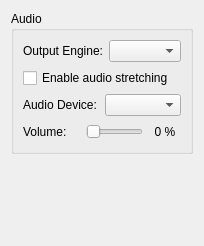
First picture: the form in src/yuzu/configuration/configure_audio.ui, repository yuzu-emu/yuzu-canary, before the edit.
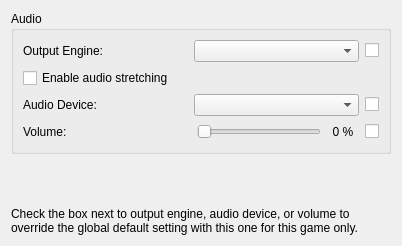
Second picture: the form after the edit.

Diff of the .ui file:
```diff
--- a/src/yuzu/configuration/configure_audio.ui
+++ b/src/yuzu/configuration/configure_audio.ui
@@ -6,7 +6,7 @@
    <rect>
     <x>0</x>
     <y>0</y>
-    <width>188</width>
+    <width>402</width>
     <height>246</height>
    </rect>
   </property>
@@ -29,6 +29,19 @@
         <item>
          <widget class="QComboBox" name="output_sink_combo_box"/>
         </item>
+        <item>
+         <widget class="QCheckBox" name="output_sink_checkbox">
+          <property name="sizePolicy">
+           <sizepolicy hsizetype="Fixed" vsizetype="Fixed">
+            <horstretch>0</horstretch>
+            <verstretch>0</verstretch>
+           </sizepolicy>
+          </property>
+          <property name="text">
+           <string/>
+          </property>
+         </widget>
+        </item>
        </layout>
       </item>
        <item>
@@ -53,6 +66,19 @@
         <item>
          <widget class="QComboBox" name="audio_device_combo_box"/>
         </item>
+        <item>
+         <widget class="QCheckBox" name="audio_device_checkbox">
+          <property name="sizePolicy">
+           <sizepolicy hsizetype="Fixed" vsizetype="Fixed">
+            <horstretch>0</horstretch>
+            <verstretch>0</verstretch>
+           </sizepolicy>
+          </property>
+          <property name="text">
+           <string/>
+          </property>
+         </widget>
+        </item>
        </layout>
       </item>
       <item>
@@ -115,6 +141,13 @@
           </property>
          </widget>
         </item>
+        <item>
+         <widget class="QCheckBox" name="volume_checkbox">
+          <property name="text">
+           <string/>
+          </property>
+         </widget>
+        </item>
        </layout>
       </item>
      </layout>
@@ -133,6 +166,16 @@
      </property>
     </spacer>
    </item>
+   <item>
+    <widget class="QLabel" name="label_2">
+     <property name="text">
+      <string>Check the box next to output engine, audio device, or volume to override the global default setting with this one for this game only.</string>
+     </property>
+     <property name="wordWrap">
+      <bool>true</bool>
+     </property>
+    </widget>
+   </item>
   </layout>
  </widget>
  <resources/>
```
Lines whose indentation alone changed are shown as unchanged.
